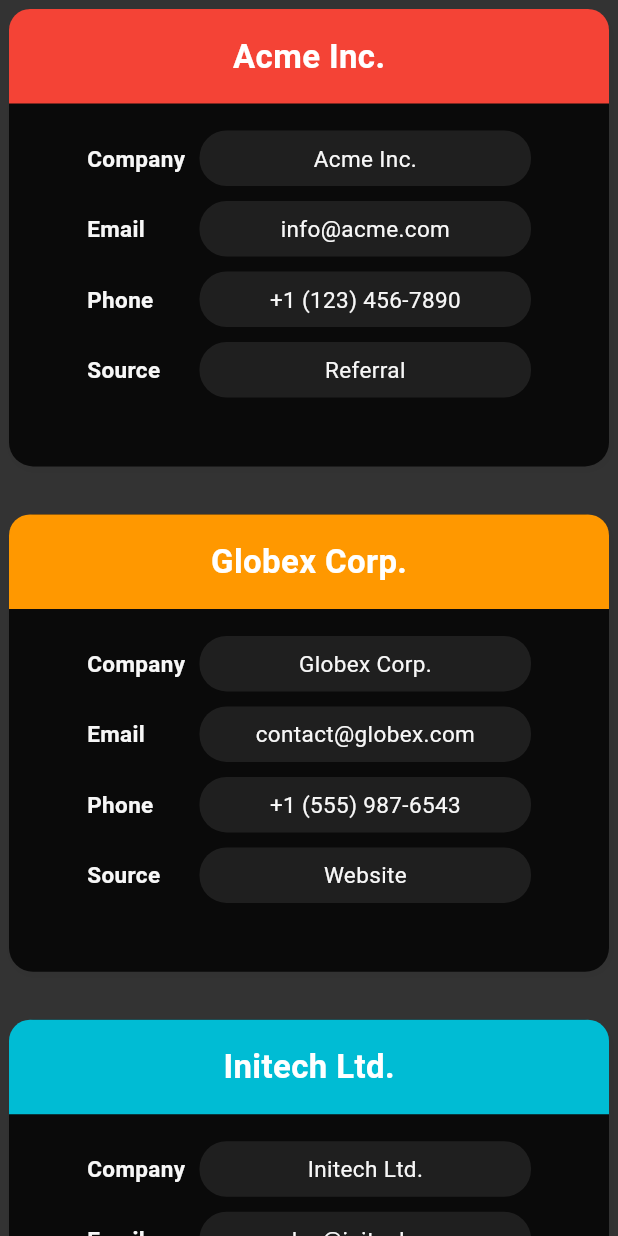
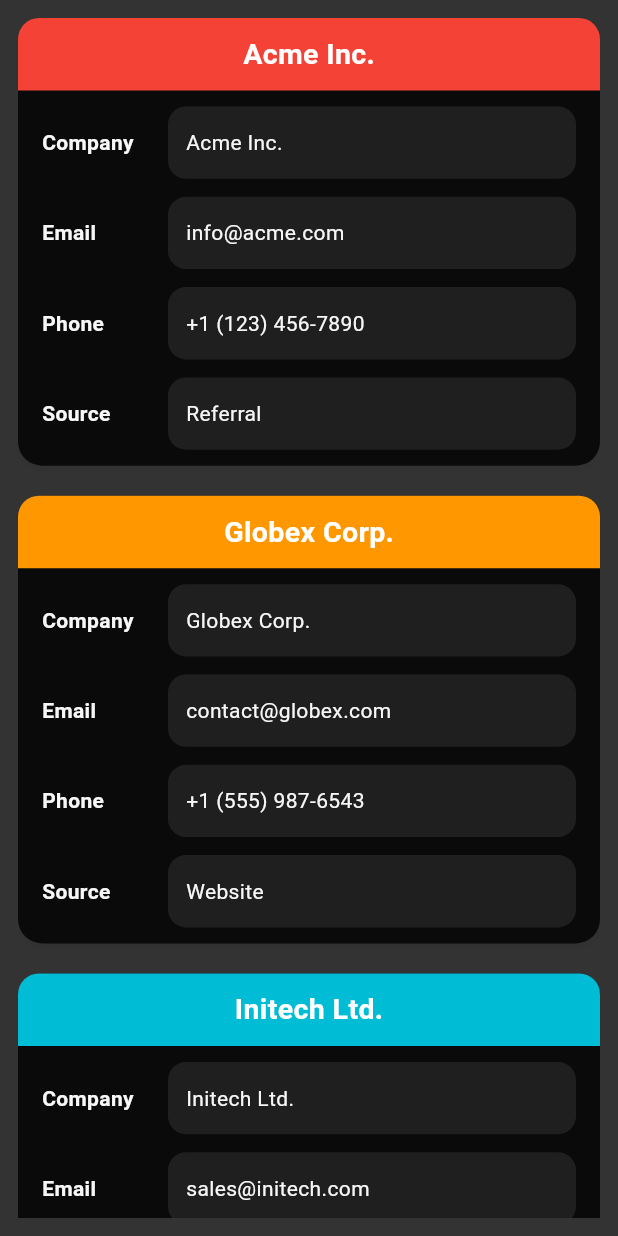
Before and after one commit to abhishek5ah/nhit_new, a Flutter app: the InvoiceGridView screen opened directly, on a phone screen of 412 x 824 dp. Run offline on Flutter 3.47's test engine with Material 3 defaults, Android fonts, the phone set to English and light mode, and no system bars; our stand-ins replace go_router, google_fonts.

Commit message:
update the ui components

```diff
--- a/lib/common_widgets/breadcrumb_item.dart
+++ b/lib/common_widgets/breadcrumb_item.dart
@@ -36,7 +36,7 @@ class Breadcrumbs extends StatelessWidget {
       segments.add(pathAccumulator);
     }
 
-    // Include root always
+    //root
     final allPaths = ['/', ...segments];
 
     // Convert valid routes into breadcrumb items
--- a/lib/common_widgets/custom_table.dart
+++ b/lib/common_widgets/custom_table.dart
@@ -25,7 +25,7 @@ class CustomTable extends StatelessWidget {
           child: SingleChildScrollView(
             scrollDirection: Axis.vertical,
             child: DataTable(
-              headingRowColor: MaterialStateColor.resolveWith(
+              headingRowColor: WidgetStateColor.resolveWith(
                     (states) => Theme.of(context).colorScheme.surfaceContainer,
               ),
               headingTextStyle: const TextStyle(
--- a/lib/common_widgets/header_profile.dart
+++ b/lib/common_widgets/header_profile.dart
@@ -51,7 +51,7 @@ class Header extends StatelessWidget implements PreferredSizeWidget {
               style: TextStyle(
                 fontWeight: FontWeight.w400,
                 fontSize: 15,
-                color: txtColor.withOpacity(0.73),
+                color: txtColor.withValues(alpha:0.73),
                 height: 1.1,
               ),
             ),
--- a/lib/common_widgets/profile_card.dart
+++ b/lib/common_widgets/profile_card.dart
@@ -7,7 +7,7 @@ class ProfileInfoCard extends StatelessWidget {
   final String phone;
   final String source;
   final Color? topBarColor;
-
+  final double contentPadding;
 
   const ProfileInfoCard({
     super.key,
@@ -17,18 +17,17 @@ class ProfileInfoCard extends StatelessWidget {
     required this.phone,
     required this.source,
     this.topBarColor,
+    this.contentPadding = 16,
   });
 
   @override
   Widget build(BuildContext context) {
     final theme = Theme.of(context);
-    final cardBg = theme.colorScheme.surfaceContainer; // Card background
-    final labelColor = theme.colorScheme.onSurface; // Label text
-    final topColor = topBarColor ?? theme.colorScheme.primary; //
-    final fieldBg = theme.colorScheme.onSurface.withValues(
-      alpha: 0.09,
-    ); // Input field background
-    final fieldText = theme.colorScheme.onSurface; // Input text
+    final cardBg = theme.colorScheme.surfaceContainer;
+    final labelColor = theme.colorScheme.onSurface;
+    final topColor = topBarColor ?? theme.colorScheme.primary;
+    final fieldBg = theme.colorScheme.onSurface.withValues(alpha:0.09);
+    final fieldText = theme.colorScheme.onSurface;
 
     return Container(
       decoration: BoxDecoration(
@@ -36,19 +35,19 @@ class ProfileInfoCard extends StatelessWidget {
         borderRadius: BorderRadius.circular(16),
         boxShadow: [
           BoxShadow(
-            color: Colors.black.withValues(alpha: 0.04),
+            color: Colors.black.withValues(alpha:0.04),
             blurRadius: 4,
             offset: const Offset(1, 2),
           ),
         ],
       ),
-      constraints: const BoxConstraints(maxWidth: 20, minWidth: 0),
       child: Column(
         mainAxisSize: MainAxisSize.min,
         children: [
           Container(
             width: double.infinity,
-            padding: const EdgeInsets.symmetric(vertical: 16),
+            // Adjust vertical padding for smaller screens if contentPadding is very small
+            padding: EdgeInsets.symmetric(vertical: contentPadding / 1.5),
             decoration: BoxDecoration(
               color: topColor,
               borderRadius: const BorderRadius.only(
@@ -57,28 +56,38 @@ class ProfileInfoCard extends StatelessWidget {
               ),
             ),
             child: Center(
+              child: Padding(
+                padding: EdgeInsets.symmetric(horizontal: contentPadding / 2),
                 child: Text(
                   title,
-                style: const TextStyle(
-                  fontSize: 22,
+                  style: TextStyle( // Use TextStyle for more control
+                    fontSize: 19, // You might want to make this responsive too
                     fontWeight: FontWeight.bold,
-                  color: Colors.white, // Always white title for contrast
+                    color: Colors.white,
+                  ),
+                  overflow: TextOverflow.ellipsis,
+                  maxLines: 1, // Ensure title also truncates
                 ),
               ),
             ),
           ),
-          Padding(
-            padding: const EdgeInsets.symmetric(horizontal: 52, vertical: 18),
+          Expanded(
+            child: Padding(
+              padding: EdgeInsets.symmetric(
+                  horizontal: contentPadding, vertical: contentPadding / 1.5),
               child: Column(
+                mainAxisAlignment: MainAxisAlignment.start,
                 children: [
                   _infoRow('Company', company, labelColor, fieldBg, fieldText),
-                const SizedBox(height: 10),
+                  const SizedBox(height: 12),
                   _infoRow('Email', email, labelColor, fieldBg, fieldText),
-                const SizedBox(height: 10),
+                  const SizedBox(height: 12),
                   _infoRow('Phone', phone, labelColor, fieldBg, fieldText),
-                const SizedBox(height: 10),
+                  const SizedBox(height: 12),
                   _infoRow('Source', source, labelColor, fieldBg, fieldText),
                 ],
+              ),
+
             ),
           ),
         ],
@@ -93,35 +102,42 @@ class ProfileInfoCard extends StatelessWidget {
       Color fieldBg,
       Color fieldText,
       ) {
-    return Row(
+    return Expanded( // Make each info row take equal space if possible
+      child: Row(
         crossAxisAlignment: CrossAxisAlignment.center,
         children: [
           SizedBox(
-          width: 75,
+            width: 72, // we need to adjust this for small screen
             child: Text(
               label,
               style: TextStyle(
                 color: labelColor,
                 fontWeight: FontWeight.w600,
-              fontSize: 15,
+                fontSize: 14,
+              ),
+              overflow: TextOverflow.ellipsis,
+              maxLines: 1,
             ),
           ),
-        ),
-        Expanded(
+          const SizedBox(width: 12), // Added a small fixed space
+          Expanded( // This Expanded is crucial for the value field
             child: Container(
-            padding: const EdgeInsets.symmetric(vertical: 8),
+              padding: const EdgeInsets.symmetric(vertical: 12, horizontal: 12),
               decoration: BoxDecoration(
                 color: fieldBg,
-              borderRadius: BorderRadius.circular(18),
+                borderRadius: BorderRadius.circular(12),
               ),
-            alignment: Alignment.center,
+              alignment: Alignment.centerLeft,
               child: Text(
                 value,
-              style: TextStyle(color: fieldText, fontSize: 15),
+                style: TextStyle(color: fieldText, fontSize: 14),
+                overflow: TextOverflow.ellipsis,
+                maxLines: 1,
               ),
             ),
           ),
         ],
+      ),
     );
   }
 }
--- a/lib/features/finance/screens/invoices/invoice_grid.dart
+++ b/lib/features/finance/screens/invoices/invoice_grid.dart
@@ -1,7 +1,7 @@
 import 'package:flutter/material.dart';
 import 'package:ppv_components/common_widgets/profile_card.dart';
+import 'package:ppv_components/core/utils/status_utils.dart';
 import 'package:ppv_components/core/utils/responsive.dart';
-import 'package:ppv_components/core/utils/status_utils.dart';
 import 'package:ppv_components/features/finance/data/mock_invoice_db.dart';
 
 class InvoiceGridView extends StatefulWidget {
@@ -13,7 +13,6 @@ class InvoiceGridView extends StatefulWidget {
 
 class _InvoiceGridViewState extends State<InvoiceGridView> {
   int? _hoveredCardIndex;
-  int toggleIndex = 1;
 
   @override
   Widget build(BuildContext context) {
@@ -27,6 +26,8 @@ class _InvoiceGridViewState extends State<InvoiceGridView> {
         crossAxisAlignment: CrossAxisAlignment.start,
         children: [
           Expanded(
+            child: Padding(
+              padding: EdgeInsets.all(12),
               child: GridView.builder(
                 itemCount: mockInvoices.length,
                 gridDelegate: SliverGridDelegateWithFixedCrossAxisCount(
@@ -56,14 +57,13 @@ class _InvoiceGridViewState extends State<InvoiceGridView> {
                             width: 6,
                           ),
                         )
-                          : Border.all(color: Colors.transparent, width: 6),
+                            : null,
                         borderRadius: const BorderRadius.only(
                           topLeft: Radius.circular(20),
                           topRight: Radius.circular(18),
                           bottomLeft: Radius.circular(18),
                         ),
                       ),
-
                       child: ProfileInfoCard(
                         title: invoice.customer,
                         company: invoice.customer,
@@ -77,6 +77,7 @@ class _InvoiceGridViewState extends State<InvoiceGridView> {
                 },
               ),
             ),
+          ),
         ],
       ),
     );
--- a/lib/features/finance/screens/invoices/widgets/create_invoice_modal.dart
+++ b/lib/features/finance/screens/invoices/widgets/create_invoice_modal.dart
@@ -264,5 +264,6 @@ class ItemRowData {
   int quantity = 1;
   double price = 0;
 
+
   double get total => quantity * price;
 }
--- a/lib/features/finance/screens/invoices/widgets/invoice_header_widget.dart
+++ b/lib/features/finance/screens/invoices/widgets/invoice_header_widget.dart
@@ -20,7 +20,7 @@ class InvoiceHeaderWidget extends StatelessWidget {
       child: Container(
         decoration: BoxDecoration(
           color: cs.surfaceContainer,
-          borderRadius: BorderRadius.circular(6),
+          borderRadius: BorderRadius.circular(12),
         ),
         child: Padding(
           padding: const EdgeInsets.symmetric(horizontal: 16, vertical: 10),
```
Also changed, not shown: lib/features/finance/finance_header.dart (added, +68 -0 lines), lib/features/finance/finance_page.dart (+19 -4 lines), lib/features/finance/screens/invoices/widgets/invoice_detail_page_layout.dart (+7 -2 lines). Lines whose indentation alone changed are shown as unchanged.
